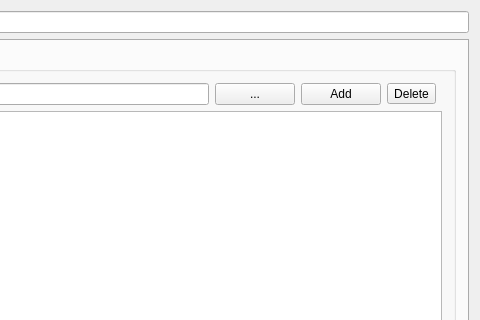
Qt form gui/mainwindow.ui (quitesimpleorg/looqs) before a commit; both pictures show x 741 to 1221 and y 0 to 320 of the 1221 by 674 pixel window.
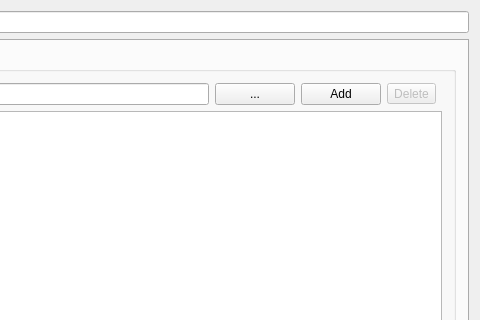
The same form after that commit.

Commit message: gui: Implement 'Delete' button in Indexer tab

```diff
--- a/gui/mainwindow.ui
+++ b/gui/mainwindow.ui
@@ -190,7 +190,10 @@
             <widget class="QListWidget" name="lstPaths"/>
            </item>
            <item row="1" column="3">
-            <widget class="QToolButton" name="toolButton">
+            <widget class="QToolButton" name="btnDeletePath">
+             <property name="enabled">
+              <bool>false</bool>
+             </property>
              <property name="text">
               <string>Delete</string>
              </property>
```
The commit also changes 1 other file.
